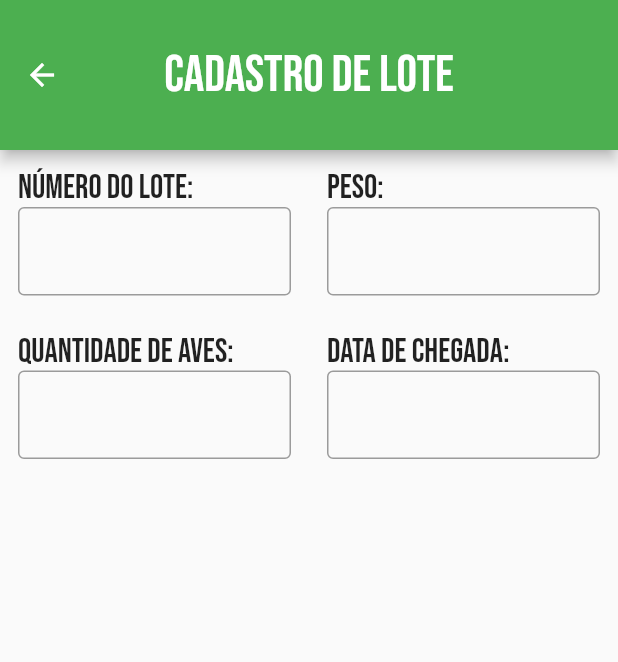
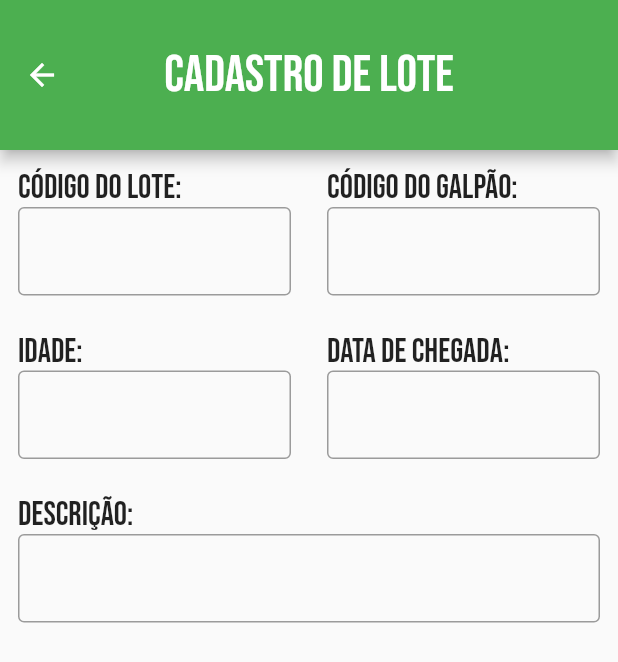
Before and after one commit to IsaiasBrazil/avicultor, a Flutter app: the screen it shows after launch, in the side drawer, after a tap on "Cadastro de Lotes", on a phone screen of 412 x 824 dp. Shown: the top 662 px of the screen. Run offline on Flutter 3.47's test engine with Material 2 defaults, Android fonts, the phone set to English and light mode, and no system bars.

Commit message:
Tela de cadastro de lote reajustada

```diff
--- a/lib/cadastrar_lote.dart
+++ b/lib/cadastrar_lote.dart
@@ -11,10 +11,11 @@ class TelaCadastroLote extends StatefulWidget {
 }
 
 class _TelaCadastroLoteState extends State<TelaCadastroLote> {
-  TextEditingController numeroDoLote = TextEditingController();
-  TextEditingController peso = TextEditingController();
-  TextEditingController qtDeAves = TextEditingController();
+  TextEditingController codigoDoLote = TextEditingController();
+  TextEditingController codigoDoGalpao = TextEditingController();
+  TextEditingController idade = TextEditingController();
   TextEditingController data = TextEditingController();
+  TextEditingController descricao = TextEditingController();
 
   @override
   Widget build(BuildContext context) {
@@ -34,22 +35,17 @@ class _TelaCadastroLoteState extends State<TelaCadastroLote> {
             children: [
               Expanded(
                 child: Campo(
-                  nome: 'Número do lote:',
-                  controller: numeroDoLote,
+                  nome: 'Código do lote:',
+                  controller: codigoDoLote,
                   keyboardType: TextInputType.text,
                 ),
               ),
               Expanded(
                 child: Campo(
-                  nome: 'Peso:',
-                  controller: peso,
-                  keyboardType: TextInputType.numberWithOptions(decimal: true),
-                  inputFormatters: [
-                    FilteringTextInputFormatter.allow(
-                        RegExp(r'^\d{0,4}\.?\d{0,2}$')),
-                  ],
+                  nome: 'Código do galpão:',
+                  controller: codigoDoGalpao,
                 ),
-              ),
+              )
             ],
           ),
           Row(
@@ -57,12 +53,10 @@ class _TelaCadastroLoteState extends State<TelaCadastroLote> {
             children: [
               Expanded(
                 child: Campo(
-                  nome: 'Quantidade de aves:',
-                  controller: qtDeAves,
+                  nome: 'Idade:',
+                  controller: idade,
                   keyboardType: TextInputType.number,
-                  inputFormatters: [
-                    FilteringTextInputFormatter.allow(RegExp(r'^\d{0,4}$')),
-                  ],
+                  inputFormatters: [FilteringTextInputFormatter.allow(RegExp(r'^[0-9]+$'))],
                 ),
               ),
               Expanded(
@@ -87,6 +81,17 @@ class _TelaCadastroLoteState extends State<TelaCadastroLote> {
               ),
             ],
           ),
+          Row(
+            crossAxisAlignment: CrossAxisAlignment.start,
+            children: [
+              Expanded(
+                child: Campo(
+                  nome: 'Descrição:',
+                  controller: descricao,
+                ),
+              ),
+            ],
+          ),
         ],
       ),
     );
```
